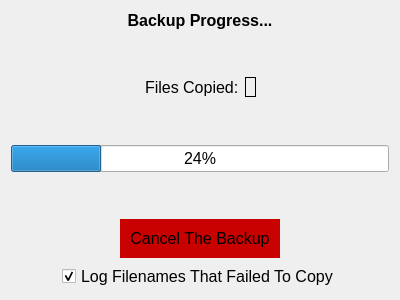
Above: ProgressDlg.ui from Brett444/BackupApp before the change. Below: the same form after it.
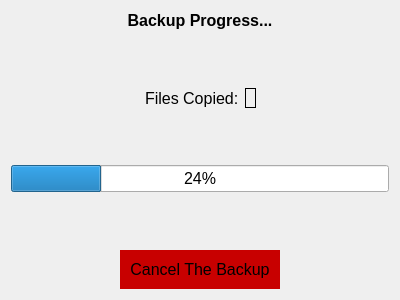
That is the form after the change.

```diff
--- a/ProgressDlg.ui
+++ b/ProgressDlg.ui
@@ -196,46 +196,6 @@
      </item>
     </layout>
    </item>
-   <item>
-    <layout class="QHBoxLayout" name="horizontalLayout_2">
-     <item>
-      <spacer name="horizontalSpacer_6">
-       <property name="orientation">
-        <enum>Qt::Orientation::Horizontal</enum>
-       </property>
-       <property name="sizeHint" stdset="0">
-        <size>
-         <width>40</width>
-         <height>20</height>
-        </size>
-       </property>
-      </spacer>
-     </item>
-     <item>
-      <widget class="QCheckBox" name="LogFiles_chk">
-       <property name="text">
-        <string>Log Filenames That Failed To Copy</string>
-       </property>
-       <property name="checked">
-        <bool>true</bool>
-       </property>
-      </widget>
-     </item>
-     <item>
-      <spacer name="horizontalSpacer_3">
-       <property name="orientation">
-        <enum>Qt::Orientation::Horizontal</enum>
-       </property>
-       <property name="sizeHint" stdset="0">
-        <size>
-         <width>40</width>
-         <height>20</height>
-        </size>
-       </property>
-      </spacer>
-     </item>
-    </layout>
-   </item>
   </layout>
  </widget>
  <resources/>
```
